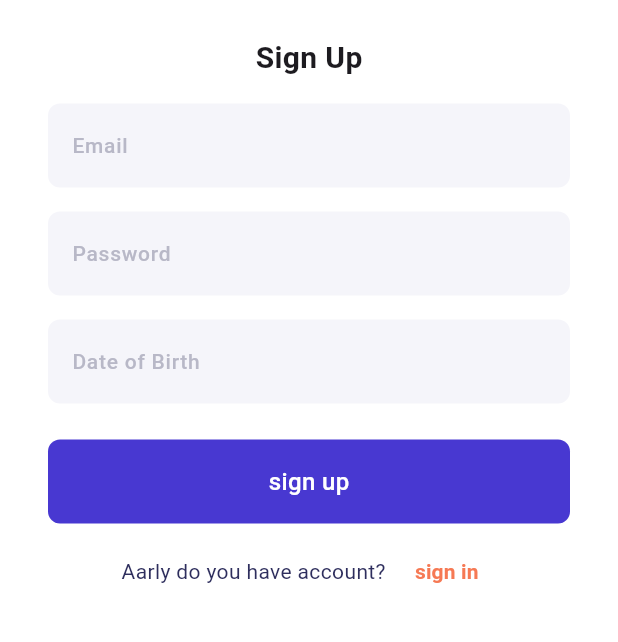
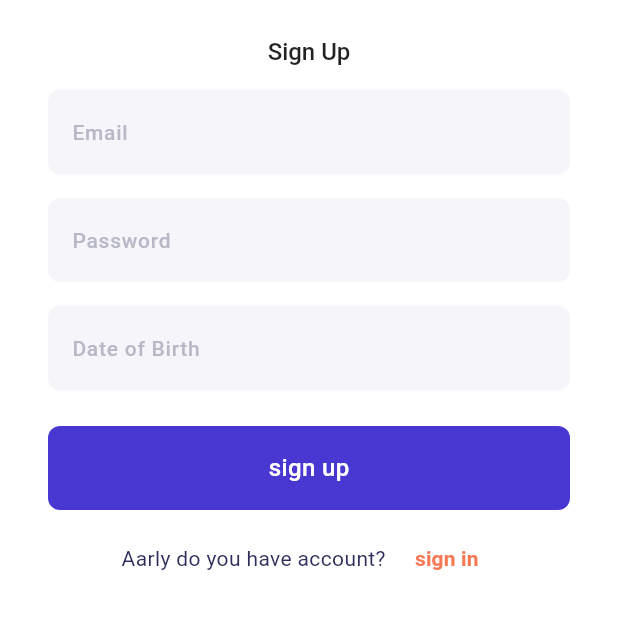
Before and after one commit to MrSevenOne/audiobook, a Flutter app: the SignupScreen screen opened directly, on a phone screen of 412 x 824 dp, the part 348-990 px from its top. Run offline on Flutter 3.47's test engine with Material 3 defaults, Android fonts, the phone set to English and light mode, and no system bars.

Commit message:
audiobook app

```diff
--- a/lib/screens/animation.dart
+++ b/lib/screens/animation.dart
@@ -30,7 +30,6 @@ class _FadeInAnimationState extends State<FadeInAnimation>
     animation = Tween<double>(begin: 0, end: 1).animate(controller)
       ..addListener(() {
         setState(() {
-          // The state that has changed here is the animation object’s value.
         });
       });
   }
--- a/lib/screens/signup_screen.dart
+++ b/lib/screens/signup_screen.dart
@@ -1,3 +1,4 @@
+import 'package:audiobook/screens/signin_screen.dart';
 import 'package:audiobook/widget/textfield_custom.dart';
 import 'package:flutter/material.dart';
 import '../constant.dart';
@@ -10,7 +11,7 @@ class SignupScreen extends StatelessWidget {
   Widget build(BuildContext context) {
     return Scaffold(
       resizeToAvoidBottomInset: false,
-      backgroundColor: Colors.white,
+      backgroundColor: Theme.of(context).scaffoldBackgroundColor,
       body: Padding(
         padding: EdgeInsets.all(size * 2),
         child: SingleChildScrollView(
@@ -40,10 +41,7 @@ class SignupScreen extends StatelessWidget {
                   child: Text(
                     "Sign Up",
                     textAlign: TextAlign.start,
-                    style: const TextStyle(
-                      fontSize: 20,
-                      fontWeight: FontWeight.bold,
-                    ),
+                    style: Theme.of(context).textTheme.titleLarge,
                   ),
                 ),
               ),
@@ -78,7 +76,7 @@ class SignupScreen extends StatelessWidget {
                   height: 56,
                   width: double.infinity,
                   decoration: ShapeDecoration(
-                    color: Color(0xFF4838D1),
+                    color: Theme.of(context).primaryColorLight,
                     shape: RoundedRectangleBorder(
                         borderRadius: BorderRadius.circular(8)),
                   ),
@@ -86,7 +84,7 @@ class SignupScreen extends StatelessWidget {
                     child: Text(
                       "sign up",
                       style: TextStyle(
-                        color: Colors.white,
+                        color: Theme.of(context).colorScheme.secondary,
                         fontSize: 16,
                         fontWeight: FontWeight.w500,
                       ),
@@ -103,17 +101,24 @@ class SignupScreen extends StatelessWidget {
                     Text(
                       "Aarly do you have account?  ",
                       style: TextStyle(
-                        color: Color(0xFF2E2E5D),
+                        color: Theme.of(context).primaryColor,
                         fontSize: 14,
                         fontWeight: FontWeight.w400,
                       ),
                     ),
                     TextButton(
-                      onPressed: () {},
+                      onPressed: () {
+                        Navigator.push(
+                          context,
+                          MaterialPageRoute(
+                            builder: (context) => SignInScreen(),
+                          ),
+                        );
+                      },
                       child: Text(
                         "sign in",
                         style: TextStyle(
-                          color: Color(0xFFF67954),
+                          color: Theme.of(context).colorScheme.onPrimary,
                           fontSize: 14,
                           fontWeight: FontWeight.w600,
                         ),
--- /dev/null
+++ b/lib/theme/dark.dart
@@ -0,0 +1,5 @@
+import 'package:flutter/material.dart';
+
+ThemeData dark_mode = ThemeData(
+
+);
--- a/lib/theme/light.dart
+++ b/lib/theme/light.dart
@@ -3,7 +3,13 @@ import 'package:flutter/material.dart';
 ThemeData light_theme = ThemeData(
   brightness: Brightness.light,
   scaffoldBackgroundColor: Colors.white,
-  primaryColor: Color(0xFF4838D1),
+  primaryColor: Color(0xFF2E2E5D),
+  primaryColorLight: Color(0xFF4838D1),
+  colorScheme: ColorScheme.fromSwatch().copyWith(
+    onPrimary: Color(0xFFF67954),
+    secondary: Colors.white,
+    onSecondary: Color(0xFFF5F5FA),
+  ),
 
   /// textfield theme
   inputDecorationTheme: InputDecorationTheme(
@@ -22,23 +28,49 @@ ThemeData light_theme = ThemeData(
       ),
       borderRadius: BorderRadius.circular(8.0),
     ),
-    focusedBorder: OutlineInputBorder(
-      borderSide: BorderSide(
-        color: Colors.blue,
-        width: 2.0,
-      ),
-      borderRadius: BorderRadius.circular(8.0),
-    ),
   ),
 
   /// text theme
   textTheme: TextTheme(
     titleLarge: TextStyle(
       color: Colors.black87,
+      fontSize: 16,
       fontWeight: FontWeight.w500,
     ),
-    titleMedium: TextStyle(
+    titleMedium: TextStyle(color: Colors.black87),
+    labelMedium: TextStyle(
+      color: Color(0xFF6A6A8B),
+    ),
+    bodySmall: TextStyle(
+      color: Color(0xFF6A6A8B),
+    ),
+    headlineSmall: TextStyle(
+      color: Color(0xFF4838D1),
+      fontWeight: FontWeight.w700,
+    ),
+    titleSmall: TextStyle(
       fontSize: 14,
+      fontWeight: FontWeight.w500,
     ),
   ),
+
+  /// FloatingActionButton theme
+  floatingActionButtonTheme: FloatingActionButtonThemeData(
+    backgroundColor: Color(0xFF4838D1),
+    foregroundColor: Colors.white,
+    elevation: 2,
+    shape: RoundedRectangleBorder(
+      borderRadius: BorderRadius.circular(16),
+    ),
+  ),
+  bottomNavigationBarTheme: BottomNavigationBarThemeData(
+    selectedItemColor: Color(0xFF4838D1),
+    unselectedItemColor: Colors.grey,
+  ),
+
+  /// icon
+  iconTheme: IconThemeData(
+    color: Color(0xFF4838D1),
+    size: 24,
+  ),
 );
--- a/lib/widget/textfield_custom.dart
+++ b/lib/widget/textfield_custom.dart
@@ -9,28 +9,7 @@ class TextfieldCustom extends StatelessWidget {
   Widget build(BuildContext context) {
     return TextField(
       decoration: InputDecoration(
-        border: InputBorder.none,
         hintText: hintText,
-        hintStyle: TextStyle(
-          color: Color(0xFFB8B8C7),
-          fontSize: 14,
-          fontWeight: FontWeight.w500,
-        ),
-        filled: true,
-        fillColor: Color(0xFFF5F5FA),
-        enabledBorder: OutlineInputBorder(
-          borderSide: BorderSide(
-            color: Colors.transparent,
-            width: 2.0,
-          ),
-          borderRadius: BorderRadius.circular(8.0),
-        ), // focusedBorder: OutlineInputBorder(
-        //   borderSide: BorderSide(
-        //     color: Colors.blue,
-        //     width: 2.0,
-        //   ),
-        //   borderRadius: BorderRadius.circular(8.0),
-        // ),
       ),
     );
   }
--- a/pubspec.yaml
+++ b/pubspec.yaml
@@ -60,6 +60,8 @@ flutter:
   # To add assets to your application, add an assets section, like this:
   assets:
      - assets/logo/
+     - assets/
+     - assets/books/
   #   - images/a_dot_ham.jpeg
 
   # An image asset can refer to one or more resolution-specific "variants", see
```
Also changed, not shown: lib/main.dart (+5 -3 lines), lib/screens/home_screen.dart (added, +39 -0 lines), lib/screens/main_scafold.dart (added, +46 -0 lines), lib/screens/splash_screen.dart (added, +30 -0 lines), lib/text.dart (deleted, +0 -38 lines), lib/widget/bestseller_items.dart (added, +107 -0 lines), lib/widget/categories.dart (added, +35 -0 lines), lib/widget/categories_items.dart (added, +38 -0 lines), lib/widget/header.dart (added, +51 -0 lines), lib/widget/newreleases_items.dart (added, +51 -0 lines), lib/widget/recommended_items.dart (added, +33 -0 lines), lib/widget/tredingnow_items.dart (added, +48 -0 lines).
